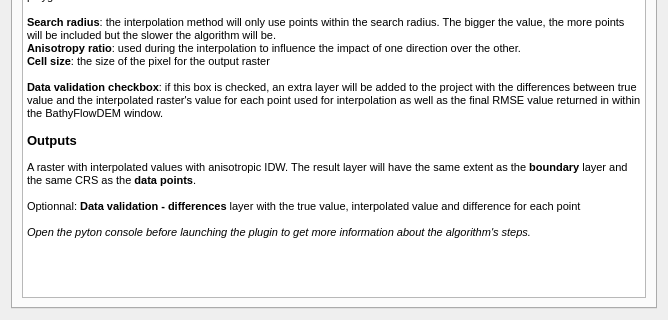
First picture: the form in BathyFlowDEM_dialog_base.ui, repository melindafemminis/BathyFlowDEM, before the edit; both pictures show x 0 to 668 and y 309 to 629 of the 668 by 629 pixel window.
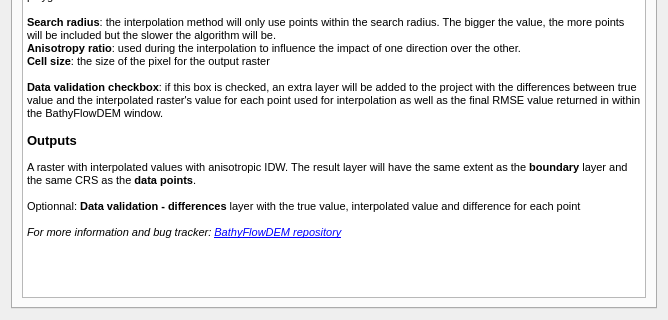
Second picture: the form after the edit. The open tabs and pages were chosen to show the change. Custom widgets are drawn as their Qt base class.

Diff of the .ui file:
```diff
--- a/BathyFlowDEM_dialog_base.ui
+++ b/BathyFlowDEM_dialog_base.ui
@@ -370,8 +370,7 @@
 &lt;p style=&quot;-qt-paragraph-type:empty; margin-top:0px; margin-bottom:0px; margin-left:0px; margin-right:0px; -qt-block-indent:0; text-indent:0px;&quot;&gt;&lt;br /&gt;&lt;/p&gt;
 &lt;p style=&quot; margin-top:0px; margin-bottom:0px; margin-left:0px; margin-right:0px; -qt-block-indent:0; text-indent:0px;&quot;&gt;Optionnal: &lt;span style=&quot; font-weight:600;&quot;&gt;Data validation - differences&lt;/span&gt; layer with the true value, interpolated value and difference for each point&lt;/p&gt;
 &lt;p style=&quot;-qt-paragraph-type:empty; margin-top:0px; margin-bottom:0px; margin-left:0px; margin-right:0px; -qt-block-indent:0; text-indent:0px;&quot;&gt;&lt;br /&gt;&lt;/p&gt;
-&lt;p style=&quot; margin-top:0px; margin-bottom:0px; margin-left:0px; margin-right:0px; -qt-block-indent:0; text-indent:0px;&quot;&gt;&lt;span style=&quot; font-style:italic;&quot;&gt;Open the pyton console before launching the plugin to get more information about the algorithm's steps.&lt;/span&gt;&lt;/p&gt;
-&lt;p style=&quot;-qt-paragraph-type:empty; margin-top:0px; margin-bottom:0px; margin-left:0px; margin-right:0px; -qt-block-indent:0; text-indent:0px; font-style:italic;&quot;&gt;&lt;br /&gt;&lt;/p&gt;
+&lt;p style=&quot; margin-top:0px; margin-bottom:0px; margin-left:0px; margin-right:0px; -qt-block-indent:0; text-indent:0px;&quot;&gt;&lt;span style=&quot; font-style:italic;&quot;&gt;For more information and bug tracker: &lt;/span&gt;&lt;a href=&quot;https://github.com/melindafemminis/BathyFlowDEM&quot;&gt;&lt;span style=&quot; font-size:8pt; font-style:italic; text-decoration: underline; color:#0000ff;&quot;&gt;BathyFlowDEM repository&lt;/span&gt;&lt;/a&gt;&lt;/p&gt;
 &lt;p align=&quot;center&quot; style=&quot;-qt-paragraph-type:empty; margin-top:0px; margin-bottom:0px; margin-left:0px; margin-right:0px; -qt-block-indent:0; text-indent:0px;&quot;&gt;&lt;br /&gt;&lt;/p&gt;&lt;/body&gt;&lt;/html&gt;</string>
          </property>
         </widget>
```
Left out of the diff: 3 changed lines with no effect on the pictures.
